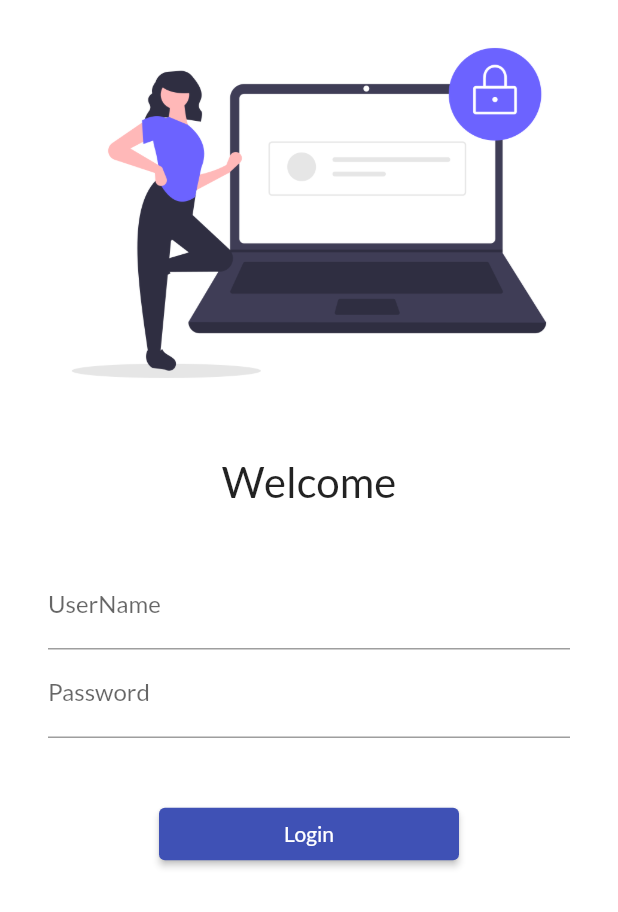
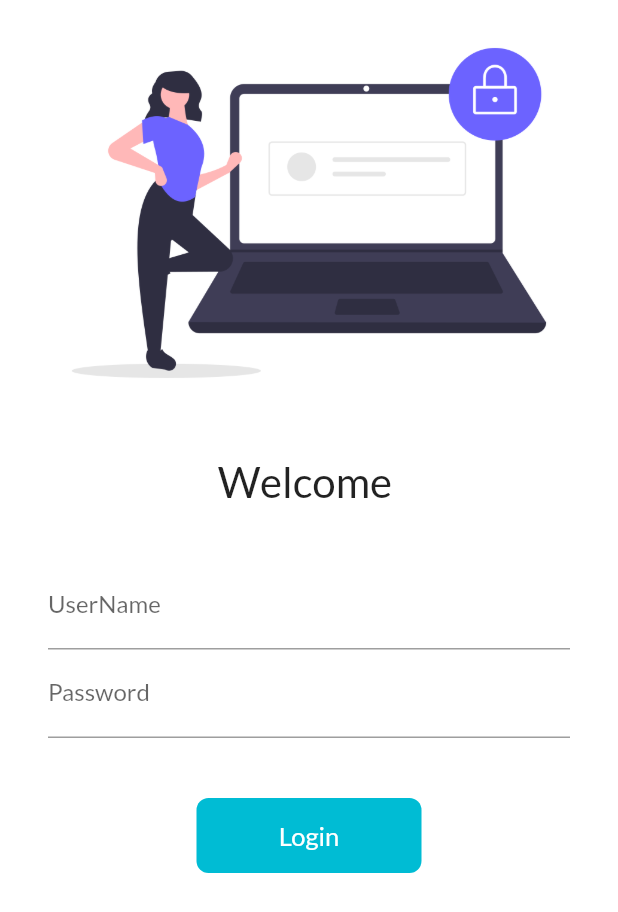
Before and after one commit to HadeedShahid/catalogueApp, a Flutter app: the screen it shows after launch, on a phone screen of 412 x 824 dp. Shown: the top 912 px of the screen. Run offline on Flutter 3.47's test engine with Material 2 defaults, Android fonts, the phone set to English and light mode, and no system bars; our stand-ins replace google_fonts.

Commit message:
added login button animation

```diff
--- a/lib/login_page.dart
+++ b/lib/login_page.dart
@@ -1,8 +1,15 @@
 import 'package:flutter/material.dart';
 import 'package:testapp/utils/routes.dart';
-class loginPage extends StatelessWidget {
+class loginPage extends StatefulWidget {
   const loginPage({Key? key}) : super(key: key);
 
+  @override
+  State<loginPage> createState() => _loginPageState();
+}
+
+class _loginPageState extends State<loginPage> {
+  String name = "";
+  bool changeButton = false;
   @override
   Widget build(BuildContext context) {
     return Material(
@@ -12,7 +19,7 @@ class loginPage extends StatelessWidget {
           children: [
             Image.asset("assets/images/illus_login.png",fit: BoxFit.cover,),
             SizedBox(height: 20,),
-            Text("Welcome",style: TextStyle(fontSize: 28,fontWeight: FontWeight.normal,),),
+            Text("Welcome $name",style: TextStyle(fontSize: 28,fontWeight: FontWeight.normal,),),
             SizedBox(height: 20,),
             Padding(
               padding: const EdgeInsets.symmetric(vertical: 16,horizontal: 32),
@@ -22,6 +29,12 @@ class loginPage extends StatelessWidget {
                     hintText: "Enter UserName",
                     labelText: "UserName",
                   ),
+                  onChanged: (value){
+                    name = value;
+                    setState(() {
+
+                    });
+                  },
                 ),
                 TextFormField(
                   obscureText: true,
@@ -31,10 +44,30 @@ class loginPage extends StatelessWidget {
                   ),
                 ),
                 SizedBox(height: 40,),
-                ElevatedButton(onPressed: (){Navigator.pushNamed(context, Routes.homeRoute);},
-                  child: Text("Login"),
-                  style: TextButton.styleFrom(minimumSize: Size(200,35)),
-                )
+                InkWell(
+                  onTap: ()async{
+                    setState(() {
+                      changeButton = true;
+                    });
+                    await Future.delayed(Duration(seconds:1));
+                    Navigator.pushNamed(context, Routes.homeRoute);
+                     },
+                  child: AnimatedContainer(
+                    duration: Duration(seconds: 1),
+                    width: changeButton? 50 : 150,
+                    height: 50,
+                    alignment: Alignment.center,
+                    child: changeButton? Icon(Icons.done,color: Colors.white,) : Text("Login",style: TextStyle(color: Colors.white,fontSize: 17)),
+                    decoration: BoxDecoration(
+                      color: Colors.cyan,
+                      borderRadius: BorderRadius.circular(changeButton?40:8)
+                    ),
+                  ),
+                ),
+                // ElevatedButton(onPressed: (){Navigator.pushNamed(context, Routes.homeRoute);},
+                //   child: Text("Login"),
+                //   style: TextButton.styleFrom(minimumSize: Size(200,35)),
+                // )
               ],
               ),
             ),
```
